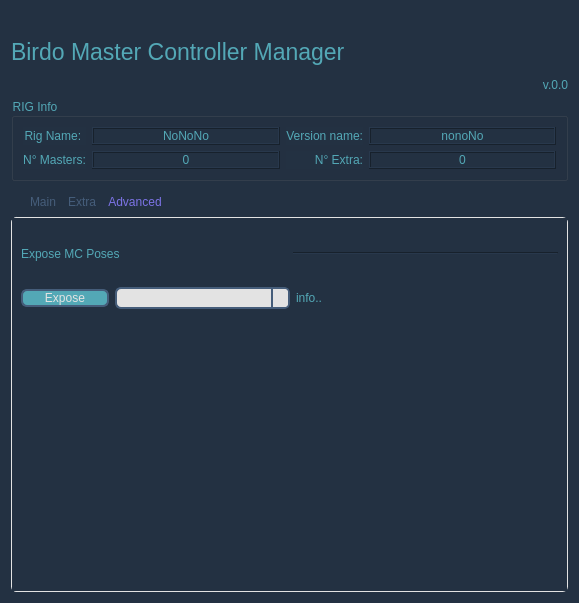
Above: package/harmony20/BirdoPack/ui/BD_BirdoMCManager.ui from otmbneto/BirdoApp before the change. Below: the same form after it.
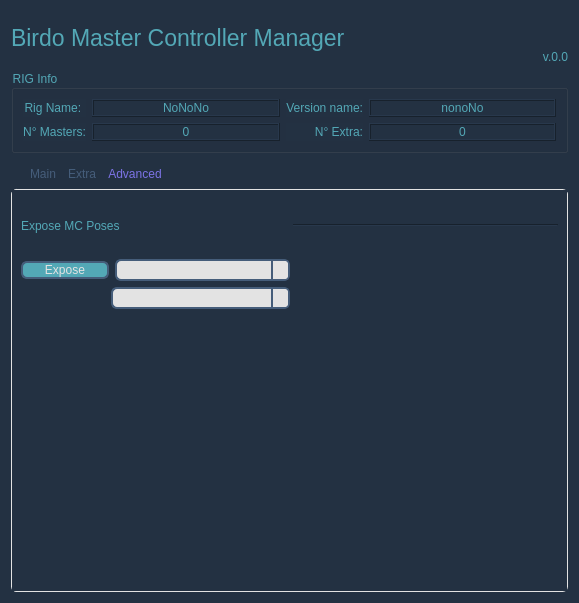
That is the form after the change. The open tabs and pages were chosen to show the change.

Commit message: update MC manager - melhorei a funcao expose MC e botei um MessageBox no final do action

The edit to the form file:
```diff
--- a/package/harmony20/BirdoPack/ui/BD_BirdoMCManager.ui
+++ b/package/harmony20/BirdoPack/ui/BD_BirdoMCManager.ui
@@ -1510,12 +1510,45 @@
          <item>
           <widget class="QLabel" name="labelExposeInfo">
            <property name="text">
-            <string>info..</string>
+            <string/>
            </property>
           </widget>
          </item>
         </layout>
        </item>
+       <item>
+        <layout class="QHBoxLayout" name="horizontalLayout_28" stretch="1,2,3">
+         <item>
+          <spacer name="horizontalSpacer_6">
+           <property name="orientation">
+            <enum>Qt::Horizontal</enum>
+           </property>
+           <property name="sizeHint" stdset="0">
+            <size>
+             <width>40</width>
+             <height>20</height>
+            </size>
+           </property>
+          </spacer>
+         </item>
+         <item>
+          <widget class="QComboBox" name="comboTbStateFiles"/>
+         </item>
+         <item>
+          <spacer name="horizontalSpacer_5">
+           <property name="orientation">
+            <enum>Qt::Horizontal</enum>
+           </property>
+           <property name="sizeHint" stdset="0">
+            <size>
+             <width>40</width>
+             <height>20</height>
+            </size>
+           </property>
+          </spacer>
+         </item>
+        </layout>
+       </item>
        <item>
         <spacer name="verticalSpacer">
          <property name="orientation">
```
Left out of the diff: 9 changed lines with no effect on the pictures. The commit also changes 1 other file.
